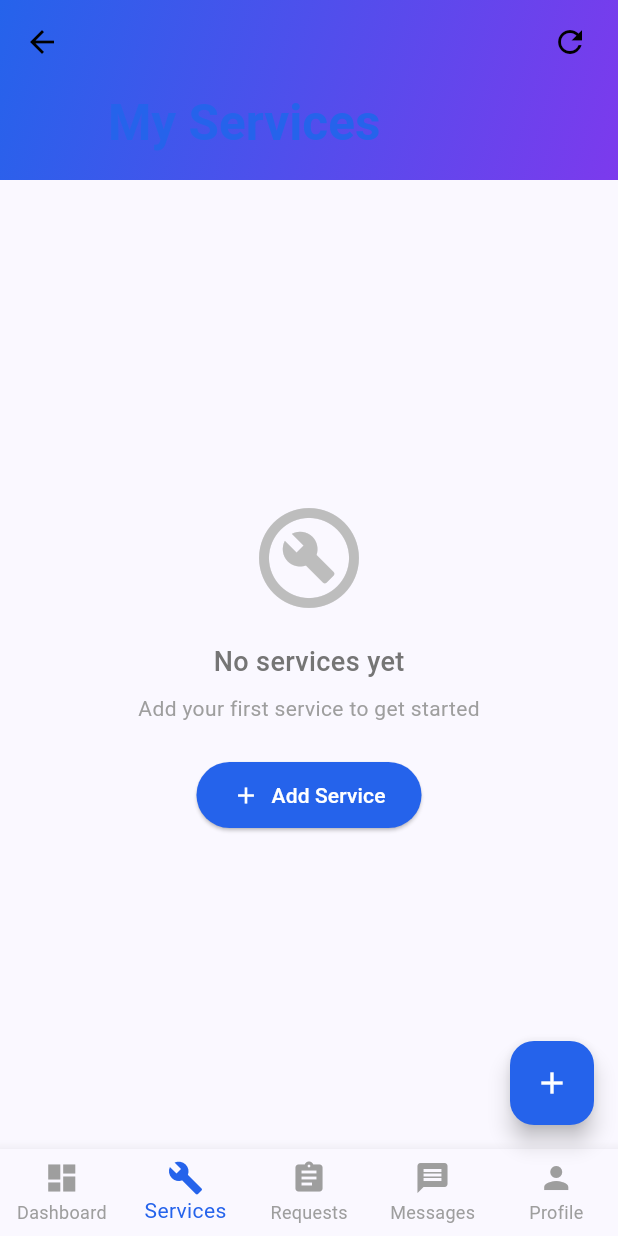
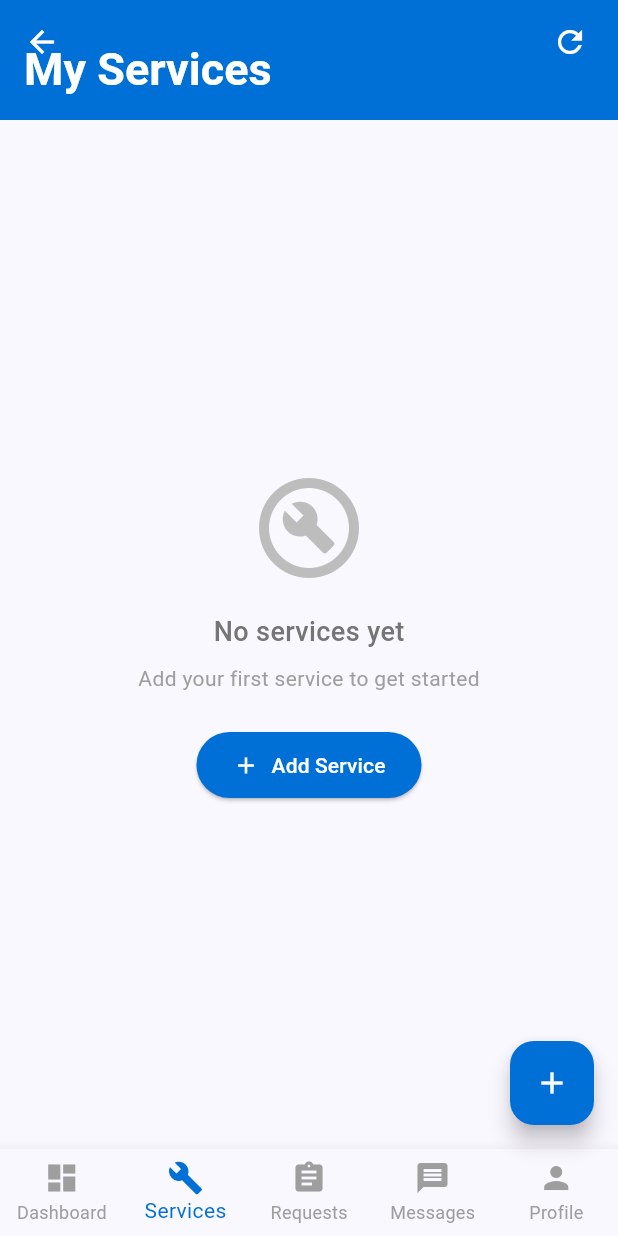
Before and after one commit to Cognic-AI/FixIt, a Flutter app: the VendorHomePage screen opened by its route, item 2 of the bottom bar chosen, on a phone screen of 412 x 824 dp. Run offline on Flutter 3.47's test engine with Material 3 defaults, Android fonts, the phone set to English and light mode, and no system bars; our stand-ins replace cloud_firestore, firebase_auth, firebase_core, flutter_dotenv, google_maps_flutter; accounts and stored records are empty.

Commit message:
feat: Update color scheme in VendorHomePage and VendorServiceCard for consistency

```diff
--- a/mobile/lib/pages/vendor/vendor_home_page.dart
+++ b/mobile/lib/pages/vendor/vendor_home_page.dart
@@ -69,7 +69,7 @@ class _VendorHomePageState extends State<VendorHomePage>
       floatingActionButton: _selectedIndex == 1
           ? FloatingActionButton(
               onPressed: _showAddServiceDialog,
-              backgroundColor: const Color(0xFF2563EB),
+              backgroundColor: const Color(0xFF006FD6),
               child: const Icon(Icons.add, color: Colors.white),
             )
           : null,
@@ -85,7 +85,7 @@ class _VendorHomePageState extends State<VendorHomePage>
           _selectedIndex = index;
         });
       },
-      selectedItemColor: const Color(0xFF2563EB),
+      selectedItemColor: const Color(0xFF006FD6),
       unselectedItemColor: Colors.grey,
       items: const [
         BottomNavigationBarItem(
@@ -143,7 +143,7 @@ class _VendorHomePageState extends State<VendorHomePage>
                         'Total Services',
                         vendorService.myServices.length.toString(),
                         Icons.build,
-                        Colors.blue,
+                        const Color(0xFF006FD6),
                       ),
                     ),
                     const SizedBox(width: 12),
@@ -152,7 +152,7 @@ class _VendorHomePageState extends State<VendorHomePage>
                         'Pending Requests',
                         vendorService.pendingRequests.length.toString(),
                         Icons.pending,
-                        Colors.orange,
+                        const Color(0xFF006FD6),
                       ),
                     ),
                   ],
@@ -170,7 +170,7 @@ class _VendorHomePageState extends State<VendorHomePage>
                         'Active Services',
                         vendorService.activeServices.length.toString(),
                         Icons.work,
-                        Colors.green,
+                        const Color(0xFF006FD6),
                       ),
                     ),
                     const SizedBox(width: 12),
@@ -179,7 +179,7 @@ class _VendorHomePageState extends State<VendorHomePage>
                         'Completed',
                         vendorService.completedServices.length.toString(),
                         Icons.check_circle,
-                        Colors.purple,
+                        const Color(0xFF006FD6),
                       ),
                     ),
                   ],
@@ -203,8 +203,8 @@ class _VendorHomePageState extends State<VendorHomePage>
                         begin: Alignment.topLeft,
                         end: Alignment.bottomRight,
                         colors: [
-                          Color(0xFF667EEA),
-                          Color(0xFF764BA2),
+                          Color(0xFF006FD6),
+                          Color(0xFF006FD6),
                         ],
                       ),
                     ),
@@ -257,7 +257,7 @@ class _VendorHomePageState extends State<VendorHomePage>
                             label: const Text('Chat with AI'),
                             style: ElevatedButton.styleFrom(
                               backgroundColor: Colors.white,
-                              foregroundColor: const Color(0xFF667EEA),
+                              foregroundColor: const Color(0xFF006FD6),
                               shape: RoundedRectangleBorder(
                                 borderRadius: BorderRadius.circular(10),
                               ),
@@ -383,7 +383,7 @@ class _VendorHomePageState extends State<VendorHomePage>
                         icon: const Icon(Icons.add),
                         label: const Text('Add Service'),
                         style: ElevatedButton.styleFrom(
-                          backgroundColor: const Color(0xFF2563EB),
+                          backgroundColor: const Color(0xFF006FD6),
                           foregroundColor: Colors.white,
                           padding: const EdgeInsets.symmetric(
                             horizontal: 24,
@@ -433,8 +433,8 @@ class _VendorHomePageState extends State<VendorHomePage>
                   begin: Alignment.topLeft,
                   end: Alignment.bottomRight,
                   colors: [
-                    Color(0xFF2563EB),
-                    Color(0xFF7C3AED),
+                    Color(0xFF006FD6),
+                    Color(0xFF006FD6),
                   ],
                 ),
               ),
@@ -464,9 +464,9 @@ class _VendorHomePageState extends State<VendorHomePage>
               color: Colors.white,
               child: TabBar(
                 controller: _tabController,
-                labelColor: const Color(0xFF2563EB),
+                labelColor: const Color(0xFF006FD6),
                 unselectedLabelColor: Colors.grey,
-                indicatorColor: const Color(0xFF2563EB),
+                indicatorColor: const Color(0xFF006FD6),
                 tabs: const [
                   Tab(text: 'Pending'),
                   Tab(text: 'Active'),
@@ -564,7 +564,7 @@ class _VendorHomePageState extends State<VendorHomePage>
                   children: [
                     CircleAvatar(
                       radius: 50,
-                      backgroundColor: const Color(0xFF2563EB).withOpacity(0.1),
+                      backgroundColor: const Color(0xFF006FD6).withOpacity(0.1),
                       child: user?.avatar != null
                           ? ClipOval(
                               child: Image.network(
@@ -579,7 +579,7 @@ class _VendorHomePageState extends State<VendorHomePage>
                               style: const TextStyle(
                                 fontSize: 32,
                                 fontWeight: FontWeight.bold,
-                                color: Color(0xFF2563EB),
+                                color: Color(0xFF006FD6),
                               ),
                             ),
                     ),
@@ -654,43 +654,34 @@ class _VendorHomePageState extends State<VendorHomePage>
 
   Widget _buildAppBar(String title) {
     return SliverAppBar(
-      expandedHeight: 120,
+      expandedHeight: 80,
       floating: false,
       pinned: true,
-      backgroundColor: Colors.white,
-      foregroundColor: Colors.black,
+      backgroundColor: const Color(0xFF006FD6),
+      foregroundColor: Colors.white,
       elevation: 0,
       flexibleSpace: FlexibleSpaceBar(
         title: Text(
           title,
           style: const TextStyle(
-            color: Color(0xFF2563EB),
+            color: Colors.white,
             fontWeight: FontWeight.bold,
+            fontSize: 20,
           ),
         ),
-        background: Container(
-          decoration: const BoxDecoration(
-            gradient: LinearGradient(
-              begin: Alignment.topLeft,
-              end: Alignment.bottomRight,
-              colors: [
-                Color(0xFF2563EB),
-                Color(0xFF7C3AED),
-              ],
-            ),
-          ),
-        ),
+        centerTitle: false,
+        titlePadding: const EdgeInsets.only(left: 16, bottom: 16),
       ),
     );
   }
 
   Widget _buildServicesAppBar(VendorService vendorService) {
     return SliverAppBar(
-      expandedHeight: 120,
+      expandedHeight: 80,
       floating: false,
       pinned: true,
-      backgroundColor: Colors.white,
-      foregroundColor: Colors.black,
+      backgroundColor: const Color(0xFF006FD6),
+      foregroundColor: Colors.white,
       elevation: 0,
       actions: [
         IconButton(
@@ -706,7 +697,7 @@ class _VendorHomePageState extends State<VendorHomePage>
               );
             }
           },
-          icon: const Icon(Icons.refresh),
+          icon: const Icon(Icons.refresh, color: Colors.white),
           tooltip: 'Refresh services',
         ),
         const SizedBox(width: 8),
@@ -715,22 +706,13 @@ class _VendorHomePageState extends State<VendorHomePage>
         title: const Text(
           'My Services',
           style: TextStyle(
-            color: Color(0xFF2563EB),
+            color: Colors.white,
             fontWeight: FontWeight.bold,
+            fontSize: 20,
           ),
         ),
-        background: Container(
-          decoration: const BoxDecoration(
-            gradient: LinearGradient(
-              begin: Alignment.topLeft,
-              end: Alignment.bottomRight,
-              colors: [
-                Color(0xFF2563EB),
-                Color(0xFF7C3AED),
-              ],
-            ),
-          ),
-        ),
+        centerTitle: false,
+        titlePadding: EdgeInsets.only(left: 16, bottom: 16),
       ),
     );
   }
@@ -826,14 +808,14 @@ class _VendorHomePageState extends State<VendorHomePage>
   Widget _buildConversationTile(Conversation conversation) {
     return ListTile(
       leading: CircleAvatar(
-        backgroundColor: const Color(0xFF2563EB).withOpacity(0.1),
+        backgroundColor: const Color(0xFF006FD6).withOpacity(0.1),
         child: Text(
           conversation.clientName.isNotEmpty
               ? conversation.clientName[0].toUpperCase()
               : 'C',
           style: const TextStyle(
             fontWeight: FontWeight.bold,
-            color: Color(0xFF2563EB),
+            color: Color(0xFF006FD6),
           ),
         ),
       ),
@@ -878,7 +860,7 @@ class _VendorHomePageState extends State<VendorHomePage>
               margin: const EdgeInsets.only(top: 4),
               padding: const EdgeInsets.symmetric(horizontal: 6, vertical: 2),
               decoration: const BoxDecoration(
-                color: Color(0xFF2563EB),
+                color: Color(0xFF006FD6),
                 shape: BoxShape.circle,
               ),
               child: Text(
@@ -1027,12 +1009,12 @@ class _VendorHomePageState extends State<VendorHomePage>
                   Container(
                     padding: const EdgeInsets.all(8),
                     decoration: BoxDecoration(
-                      color: const Color(0xFF2563EB).withOpacity(0.1),
+                      color: const Color(0xFF006FD6).withOpacity(0.1),
                       borderRadius: BorderRadius.circular(8),
                     ),
                     child: const Icon(
                       Icons.smart_toy,
-                      color: Color(0xFF2563EB),
+                      color: Color(0xFF006FD6),
                     ),
                   ),
                   const SizedBox(width: 12),
```
Also changed, not shown: mobile/lib/widgets/vendor_service_card.dart (+8 -36 lines).
